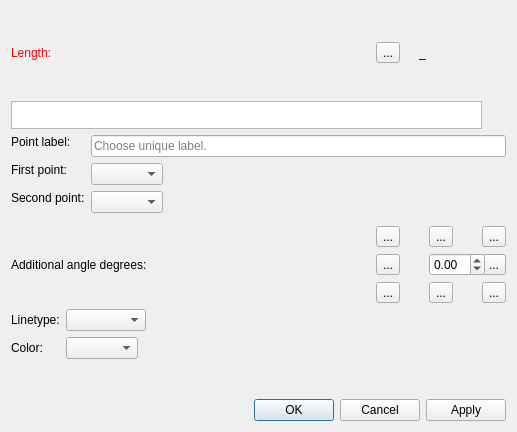
The window that src/libs/vtools/dialogs/tools/dialognormal.ui (FashionFreedom/Seamly2D) describes before a commit, drawn with Qt 5.
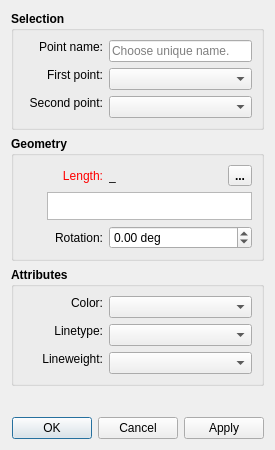
The same window after the commit. Icons and pictures are not drawn. Custom widgets are drawn as their Qt base class.

Commit message:
Update tool dialogs and Property editor. Add current pen toolbar.
Update tool dialogs and Property editor. Add current pen toolbar.

```diff
--- a/src/libs/vtools/dialogs/tools/dialognormal.ui
+++ b/src/libs/vtools/dialogs/tools/dialognormal.ui
@@ -6,10 +6,21 @@
    <rect>
     <x>0</x>
     <y>0</y>
-    <width>517</width>
-    <height>432</height>
+    <width>275</width>
+    <height>450</height>
    </rect>
   </property>
+  <property name="minimumSize">
+   <size>
+    <width>275</width>
+    <height>0</height>
+   </size>
+  </property>
+  <property name="font">
+   <font>
+    <pointsize>9</pointsize>
+   </font>
+  </property>
   <property name="windowTitle">
    <string>Point along perpendicular</string>
   </property>
@@ -20,17 +31,237 @@
   <property name="locale">
    <locale language="English" country="UnitedStates"/>
   </property>
-  <layout class="QVBoxLayout" name="verticalLayout_4">
+  <layout class="QVBoxLayout" name="verticalLayout_2">
+   <item>
+    <widget class="QGroupBox" name="selection_GroupBox">
+     <property name="sizePolicy">
+      <sizepolicy hsizetype="Expanding" vsizetype="Preferred">
+       <horstretch>0</horstretch>
+       <verstretch>0</verstretch>
+      </sizepolicy>
+     </property>
+     <property name="minimumSize">
+      <size>
+       <width>100</width>
+       <height>0</height>
+      </size>
+     </property>
+     <property name="font">
+      <font>
+       <weight>75</weight>
+       <bold>true</bold>
+      </font>
+     </property>
+     <property name="title">
+      <string>Selection</string>
+     </property>
+     <layout class="QVBoxLayout" name="verticalLayout">
+      <item>
+       <layout class="QFormLayout" name="formLayout">
+        <property name="fieldGrowthPolicy">
+         <enum>QFormLayout::ExpandingFieldsGrow</enum>
+        </property>
+        <item row="0" column="0">
+         <widget class="QLabel" name="labelEditNamePoint">
+          <property name="sizePolicy">
+           <sizepolicy hsizetype="Preferred" vsizetype="Fixed">
+            <horstretch>0</horstretch>
+            <verstretch>0</verstretch>
+           </sizepolicy>
+          </property>
+          <property name="minimumSize">
+           <size>
+            <width>80</width>
+            <height>0</height>
+           </size>
+          </property>
+          <property name="font">
+           <font>
+            <pointsize>9</pointsize>
+            <weight>50</weight>
+            <bold>false</bold>
+           </font>
+          </property>
+          <property name="text">
+           <string>Point name:</string>
+          </property>
+          <property name="alignment">
+           <set>Qt::AlignRight|Qt::AlignTrailing|Qt::AlignVCenter</set>
+          </property>
+         </widget>
+        </item>
+        <item row="0" column="1">
+         <widget class="QLineEdit" name="lineEditNamePoint">
+          <property name="sizePolicy">
+           <sizepolicy hsizetype="Expanding" vsizetype="Fixed">
+            <horstretch>0</horstretch>
+            <verstretch>0</verstretch>
+           </sizepolicy>
+          </property>
+          <property name="minimumSize">
+           <size>
+            <width>140</width>
+            <height>0</height>
+           </size>
+          </property>
+          <property name="font">
+           <font>
+            <pointsize>9</pointsize>
+            <weight>50</weight>
+            <bold>false</bold>
+           </font>
+          </property>
+          <property name="toolTip">
+           <string>Unique name</string>
+          </property>
+          <property name="placeholderText">
+           <string>Choose unique name.</string>
+          </property>
+         </widget>
+        </item>
+        <item row="1" column="0">
+         <widget class="QLabel" name="labelFirstPoint">
+          <property name="sizePolicy">
+           <sizepolicy hsizetype="Preferred" vsizetype="Fixed">
+            <horstretch>0</horstretch>
+            <verstretch>0</verstretch>
+           </sizepolicy>
+          </property>
+          <property name="minimumSize">
+           <size>
+            <width>80</width>
+            <height>0</height>
+           </size>
+          </property>
+          <property name="font">
+           <font>
+            <pointsize>9</pointsize>
+            <weight>50</weight>
+            <bold>false</bold>
+           </font>
+          </property>
+          <property name="text">
+           <string>First point:</string>
+          </property>
+          <property name="alignment">
+           <set>Qt::AlignRight|Qt::AlignTrailing|Qt::AlignVCenter</set>
+          </property>
+         </widget>
+        </item>
+        <item row="1" column="1">
+         <widget class="QComboBox" name="comboBoxFirstPoint">
+          <property name="sizePolicy">
+           <sizepolicy hsizetype="Expanding" vsizetype="Fixed">
+            <horstretch>0</horstretch>
+            <verstretch>0</verstretch>
+           </sizepolicy>
+          </property>
+          <property name="minimumSize">
+           <size>
+            <width>140</width>
+            <height>0</height>
+           </size>
+          </property>
+          <property name="font">
+           <font>
+            <pointsize>9</pointsize>
+            <weight>50</weight>
+            <bold>false</bold>
+           </font>
+          </property>
+         </widget>
+        </item>
+        <item row="2" column="0">
+         <widget class="QLabel" name="labelSecondPoint">
+          <property name="sizePolicy">
+           <sizepolicy hsizetype="Preferred" vsizetype="Fixed">
+            <horstretch>0</horstretch>
+            <verstretch>0</verstretch>
+           </sizepolicy>
+          </property>
+          <property name="minimumSize">
+           <size>
+            <width>80</width>
+            <height>0</height>
+           </size>
+          </property>
+          <property name="font">
+           <font>
+            <pointsize>9</pointsize>
+            <weight>50</weight>
+            <bold>false</bold>
+           </font>
+          </property>
+          <property name="text">
+           <string>Second point:</string>
+          </property>
+          <property name="alignment">
+           <set>Qt::AlignRight|Qt::AlignTrailing|Qt::AlignVCenter</set>
+          </property>
+         </widget>
+        </item>
+        <item row="2" column="1">
+         <widget class="QComboBox" name="comboBoxSecondPoint">
+          <property name="sizePolicy">
+           <sizepolicy hsizetype="Expanding" vsizetype="Fixed">
+            <horstretch>0</horstretch>
+            <verstretch>0</verstretch>
+           </sizepolicy>
+          </property>
+          <property name="minimumSize">
+           <size>
+            <width>140</width>
+            <height>0</height>
+           </size>
+          </property>
+          <property name="font">
+           <font>
+            <pointsize>9</pointsize>
+            <weight>50</weight>
+            <bold>false</bold>
+           </font>
+          </property>
+         </widget>
+        </item>
+       </layout>
+      </item>
+     </layout>
+    </widget>
+   </item>
+   <item>
+    <widget class="QGroupBox" name="geometry_GroupBox">
+     <property name="minimumSize">
+      <size>
+       <width>0</width>
+       <height>100</height>
+      </size>
+     </property>
+     <property name="font">
+      <font>
+       <weight>75</weight>
+       <bold>true</bold>
+      </font>
+     </property>
+     <property name="title">
+      <string>Geometry</string>
+     </property>
+     <layout class="QVBoxLayout" name="verticalLayout_3">
    <item>
     <layout class="QHBoxLayout" name="horizontalLayout">
      <item alignment="Qt::AlignLeft">
       <widget class="QLabel" name="labelEditFormula">
        <property name="sizePolicy">
-        <sizepolicy hsizetype="Fixed" vsizetype="Preferred">
+           <sizepolicy hsizetype="Preferred" vsizetype="Preferred">
          <horstretch>0</horstretch>
          <verstretch>0</verstretch>
         </sizepolicy>
        </property>
+          <property name="minimumSize">
+           <size>
+            <width>80</width>
+            <height>0</height>
+           </size>
+          </property>
        <property name="palette">
         <palette>
          <active>
@@ -68,9 +299,48 @@
          </disabled>
         </palette>
        </property>
+          <property name="font">
+           <font>
+            <pointsize>9</pointsize>
+            <weight>50</weight>
+            <bold>false</bold>
+           </font>
+          </property>
        <property name="text">
         <string>Length:</string>
        </property>
+          <property name="alignment">
+           <set>Qt::AlignRight|Qt::AlignTrailing|Qt::AlignVCenter</set>
+          </property>
+         </widget>
+        </item>
+        <item>
+         <widget class="QLabel" name="labelResultCalculation">
+          <property name="sizePolicy">
+           <sizepolicy hsizetype="Fixed" vsizetype="Preferred">
+            <horstretch>0</horstretch>
+            <verstretch>0</verstretch>
+           </sizepolicy>
+          </property>
+          <property name="minimumSize">
+           <size>
+            <width>87</width>
+            <height>0</height>
+           </size>
+          </property>
+          <property name="font">
+           <font>
+            <pointsize>9</pointsize>
+            <weight>50</weight>
+            <bold>false</bold>
+           </font>
+          </property>
+          <property name="toolTip">
+           <string>Value</string>
+          </property>
+          <property name="text">
+           <string notr="true">_</string>
+          </property>
       </widget>
      </item>
      <item>
@@ -106,64 +376,10 @@
        </property>
       </widget>
      </item>
-     <item alignment="Qt::AlignRight">
-      <widget class="QLabel" name="label_3">
-       <property name="text">
-        <string/>
-       </property>
-       <property name="pixmap">
-        <pixmap resource="../../../vmisc/share/resources/icon.qrc">:/icon/24x24/equal.png</pixmap>
-       </property>
-      </widget>
-     </item>
-     <item alignment="Qt::AlignRight">
-      <widget class="QLabel" name="labelResultCalculation">
-       <property name="sizePolicy">
-        <sizepolicy hsizetype="Fixed" vsizetype="Preferred">
-         <horstretch>0</horstretch>
-         <verstretch>0</verstretch>
-        </sizepolicy>
-       </property>
-       <property name="minimumSize">
-        <size>
-         <width>87</width>
-         <height>0</height>
-        </size>
-       </property>
-       <property name="toolTip">
-        <string>Value</string>
-       </property>
-       <property name="text">
-        <string notr="true">_</string>
-       </property>
-      </widget>
-     </item>
     </layout>
    </item>
    <item>
     <layout class="QHBoxLayout" name="horizontalLayout_formula">
-     <item>
-      <widget class="QPlainTextEdit" name="plainTextEditFormula">
-       <property name="sizePolicy">
-        <sizepolicy hsizetype="Expanding" vsizetype="Preferred">
-         <horstretch>0</horstretch>
-         <verstretch>0</verstretch>
-        </sizepolicy>
-       </property>
-       <property name="maximumSize">
-        <size>
-         <width>16777215</width>
-         <height>28</height>
-        </size>
-       </property>
-       <property name="toolTip">
-        <string>Calculation</string>
-       </property>
-       <property name="tabChangesFocus">
-        <bool>true</bool>
-       </property>
-      </widget>
-     </item>
      <item>
       <widget class="QPushButton" name="pushButtonGrowLength">
        <property name="maximumSize">
@@ -200,88 +416,65 @@
        </property>
       </widget>
      </item>
-    </layout>
-   </item>
    <item>
-    <layout class="QFormLayout" name="formLayout">
-     <property name="fieldGrowthPolicy">
-      <enum>QFormLayout::ExpandingFieldsGrow</enum>
-     </property>
-     <item row="0" column="0">
-      <widget class="QLabel" name="labelEditNamePoint">
+         <widget class="QPlainTextEdit" name="plainTextEditFormula">
        <property name="sizePolicy">
-        <sizepolicy hsizetype="Fixed" vsizetype="Fixed">
+           <sizepolicy hsizetype="Expanding" vsizetype="Preferred">
          <horstretch>0</horstretch>
          <verstretch>0</verstretch>
         </sizepolicy>
        </property>
-       <property name="text">
-        <string>Point label:</string>
-       </property>
-      </widget>
-     </item>
-     <item row="0" column="1">
-      <widget class="QLineEdit" name="lineEditNamePoint">
+          <property name="maximumSize">
+           <size>
+            <width>16777215</width>
+            <height>28</height>
+           </size>
+          </property>
+          <property name="font">
+           <font>
+            <pointsize>9</pointsize>
+            <weight>50</weight>
+            <bold>false</bold>
+           </font>
+          </property>
        <property name="toolTip">
-        <string>Unique label</string>
-       </property>
-       <property name="placeholderText">
-        <string>Choose unique label.</string>
+           <string>Calculation</string>
+          </property>
+          <property name="tabChangesFocus">
+           <bool>true</bool>
        </property>
       </widget>
      </item>
-     <item row="1" column="0">
-      <widget class="QLabel" name="labelFirstPoint">
-       <property name="sizePolicy">
-        <sizepolicy hsizetype="Fixed" vsizetype="Fixed">
-         <horstretch>0</horstretch>
-         <verstretch>0</verstretch>
-        </sizepolicy>
-       </property>
-       <property name="text">
-        <string>First point:</string>
-       </property>
-      </widget>
-     </item>
-     <item row="1" column="1">
-      <widget class="QComboBox" name="comboBoxFirstPoint"/>
-     </item>
-     <item row="2" column="0">
-      <widget class="QLabel" name="labelSecondPoint">
-       <property name="sizePolicy">
-        <sizepolicy hsizetype="Fixed" vsizetype="Fixed">
-         <horstretch>0</horstretch>
-         <verstretch>0</verstretch>
-        </sizepolicy>
-       </property>
-       <property name="text">
-        <string>Second point:</string>
-       </property>
-      </widget>
-     </item>
-     <item row="2" column="1">
-      <widget class="QComboBox" name="comboBoxSecondPoint"/>
-     </item>
     </layout>
    </item>
    <item>
-    <layout class="QHBoxLayout" name="horizontalLayout_6">
+       <layout class="QHBoxLayout" name="horizontalLayout_2">
      <item>
       <widget class="QLabel" name="label_5">
        <property name="sizePolicy">
-        <sizepolicy hsizetype="Expanding" vsizetype="Preferred">
+           <sizepolicy hsizetype="Preferred" vsizetype="Preferred">
          <horstretch>0</horstretch>
          <verstretch>0</verstretch>
         </sizepolicy>
        </property>
        <property name="minimumSize">
         <size>
-         <width>0</width>
+            <width>80</width>
          <height>0</height>
         </size>
        </property>
+          <property name="font">
+           <font>
+            <pointsize>9</pointsize>
+            <weight>50</weight>
+            <bold>false</bold>
+           </font>
+          </property>
        <property name="text">
-        <string>Additional angle degrees:</string>
+           <string>Rotation:</string>
+          </property>
+          <property name="alignment">
+           <set>Qt::AlignRight|Qt::AlignTrailing|Qt::AlignVCenter</set>
        </property>
        <property name="wordWrap">
         <bool>true</bool>
@@ -289,229 +482,266 @@
       </widget>
      </item>
      <item>
-      <layout class="QGridLayout" name="gridLayout">
-       <property name="sizeConstraint">
-        <enum>QLayout::SetMinimumSize</enum>
-       </property>
-       <property name="horizontalSpacing">
-        <number>29</number>
-       </property>
-       <property name="verticalSpacing">
-        <number>6</number>
-       </property>
-       <item row="1" column="2">
-        <widget class="QToolButton" name="toolButtonArrowRight">
-         <property name="text">
-          <string notr="true">...</string>
-         </property>
-         <property name="icon">
-          <iconset resource="../../../vmisc/share/resources/icon.qrc">
-           <normaloff>:/icon/32x32/arrowRight.png</normaloff>:/icon/32x32/arrowRight.png</iconset>
-         </property>
-         <property name="iconSize">
-          <size>
-           <width>32</width>
-           <height>32</height>
-          </size>
-         </property>
-        </widget>
-       </item>
-       <item row="1" column="1">
         <widget class="QDoubleSpinBox" name="doubleSpinBoxAngle">
          <property name="sizePolicy">
-          <sizepolicy hsizetype="Ignored" vsizetype="Fixed">
+           <sizepolicy hsizetype="Expanding" vsizetype="Fixed">
            <horstretch>0</horstretch>
            <verstretch>0</verstretch>
           </sizepolicy>
          </property>
          <property name="minimumSize">
           <size>
-           <width>56</width>
+            <width>140</width>
            <height>0</height>
           </size>
          </property>
+          <property name="font">
+           <font>
+            <pointsize>9</pointsize>
+            <weight>50</weight>
+            <bold>false</bold>
+           </font>
+          </property>
+          <property name="toolTip">
+           <string>&lt;html&gt;&lt;head/&gt;&lt;body&gt;&lt;table border=&quot;0&quot; style=&quot; margin-top:0px; margin-bottom:0px; margin-left:0px; margin-right:0px;&quot; width=&quot;370&quot; cellspacing=&quot;2&quot; cellpadding=&quot;0&quot;&gt;&lt;tr&gt;&lt;td width=&quot;300&quot;&gt;&lt;p&gt;&lt;span style=&quot; font-weight:600;&quot;&gt;Rotatation Angle&lt;/span&gt;&lt;br/&gt;Angles are specified in degrees, i.e. a full circle equals 360 deg. Positive values for an angle means counter-clockwise while a negative value means the clockwise direction. &lt;br/&gt;&lt;br/&gt;Rotation angle is added to the angle of the perpendicular.&lt;/p&gt;&lt;/td&gt;&lt;td style=&quot; vertical-align:middle;&quot;&gt;&lt;p align=&quot;right&quot;&gt;&lt;img src=&quot;:/icon/64x64/rotation..png&quot; style=&quot;vertical-align: middle;&quot;/&gt;&lt;/p&gt;&lt;/td&gt;&lt;/tr&gt;&lt;/table&gt;&lt;/body&gt;&lt;/html&gt;</string>
+          </property>
+          <property name="suffix">
+           <string> deg</string>
+          </property>
          <property name="minimum">
           <double>-360.000000000000000</double>
          </property>
          <property name="maximum">
           <double>360.000000000000000</double>
          </property>
-        </widget>
-       </item>
-       <item row="0" column="0">
-        <widget class="QToolButton" name="toolButtonArrowLeftUp">
-         <property name="text">
-          <string notr="true">...</string>
-         </property>
-         <property name="icon">
-          <iconset resource="../../../vmisc/share/resources/icon.qrc">
-           <normaloff>:/icon/32x32/arrowLeftUp.png</normaloff>:/icon/32x32/arrowLeftUp.png</iconset>
-         </property>
-         <property name="iconSize">
-          <size>
-           <width>32</width>
-           <height>32</height>
-          </size>
-         </property>
-        </widget>
-       </item>
-       <item row="0" column="2">
-        <widget class="QToolButton" name="toolButtonArrowRightUp">
-         <property name="text">
-          <string notr="true">...</string>
-         </property>
-         <property name="icon">
-          <iconset resource="../../../vmisc/share/resources/icon.qrc">
-           <normaloff>:/icon/32x32/arrowRightUp.png</normaloff>:/icon/32x32/arrowRightUp.png</iconset>
-         </property>
-         <property name="iconSize">
-          <size>
-           <width>32</width>
-           <height>32</height>
-          </size>
-         </property>
-        </widget>
-       </item>
-       <item row="0" column="1">
-        <widget class="QToolButton" name="toolButtonArrowUp">
+          <property name="singleStep">
+           <double>45.000000000000000</double>
+          </property>
+         </widget>
+        </item>
+       </layout>
+      </item>
+     </layout>
+    </widget>
+   </item>
+   <item>
+    <widget class="QGroupBox" name="attributes_GroupBox_2">
          <property name="minimumSize">
           <size>
-           <width>0</width>
+       <width>240</width>
            <height>0</height>
           </size>
          </property>
-         <property name="text">
-          <string notr="true">...</string>
-         </property>
-         <property name="icon">
-          <iconset resource="../../../vmisc/share/resources/icon.qrc">
-           <normaloff>:/icon/32x32/arrowUp.png</normaloff>:/icon/32x32/arrowUp.png</iconset>
-         </property>
-         <property name="iconSize">
-          <size>
-           <width>32</width>
-           <height>32</height>
-          </size>
-         </property>
-        </widget>
-       </item>
+     <property name="font">
+      <font>
+       <pointsize>9</pointsize>
+       <weight>75</weight>
+       <bold>true</bold>
+      </font>
+     </property>
+     <property name="title">
+      <string>Attributes</string>
+     </property>
+     <layout class="QVBoxLayout" name="verticalLayout_4">
+      <item>
+       <layout class="QFormLayout" name="formLayout_3">
        <item row="1" column="0">
-        <widget class="QToolButton" name="toolButtonArrowLeft">
-         <property name="text">
-          <string notr="true">...</string>
-         </property>
-         <property name="icon">
-          <iconset resource="../../../vmisc/share/resources/icon.qrc">
-           <normaloff>:/icon/32x32/arrowLeft.png</normaloff>:/icon/32x32/arrowLeft.png</iconset>
-         </property>
-         <property name="iconSize">
+         <widget class="QLabel" name="lineType_Label">
+          <property name="sizePolicy">
+           <sizepolicy hsizetype="MinimumExpanding" vsizetype="Fixed">
+            <horstretch>0</horstretch>
+            <verstretch>0</verstretch>
+           </sizepolicy>
+          </property>
+          <property name="minimumSize">
           <size>
-           <width>32</width>
-           <height>32</height>
-          </size>
-         </property>
-        </widget>
-       </item>
-       <item row="2" column="0">
-        <widget class="QToolButton" name="toolButtonArrowLeftDown">
-         <property name="text">
-          <string notr="true">...</string>
-         </property>
-         <property name="icon">
-          <iconset resource="../../../vmisc/share/resources/icon.qrc">
-           <normaloff>:/icon/32x32/arrowLeftDown.png</normaloff>:/icon/32x32/arrowLeftDown.png</iconset>
-         </property>
-         <property name="iconSize">
+            <width>80</width>
+            <height>0</height>
+           </size>
+          </property>
+          <property name="maximumSize">
           <size>
-           <width>32</width>
-           <height>32</height>
-          </size>
-         </property>
-        </widget>
-       </item>
-       <item row="2" column="1">
-        <widget class="QToolButton" name="toolButtonArrowDown">
-         <property name="text">
-          <string notr="true">...</string>
-         </property>
-         <property name="icon">
-          <iconset resource="../../../vmisc/share/resources/icon.qrc">
-           <normaloff>:/icon/32x32/arrowDown.png</normaloff>:/icon/32x32/arrowDown.png</iconset>
-         </property>
-         <property name="iconSize">
-          <size>
-           <width>32</width>
-           <height>32</height>
-          </size>
-         </property>
-        </widget>
-       </item>
-       <item row="2" column="2">
-        <widget class="QToolButton" name="toolButtonArrowRightDown">
-         <property name="text">
-          <string notr="true">...</string>
-         </property>
-         <property name="icon">
-          <iconset resource="../../../vmisc/share/resources/icon.qrc">
-           <normaloff>:/icon/32x32/arrowRightDown.png</normaloff>:/icon/32x32/arrowRightDown.png</iconset>
-         </property>
-         <property name="iconSize">
-          <size>
-           <width>32</width>
-           <height>32</height>
-          </size>
-         </property>
-        </widget>
-       </item>
-      </layout>
-     </item>
-    </layout>
-   </item>
-   <item>
-    <layout class="QFormLayout" name="formLayout_2">
-     <property name="fieldGrowthPolicy">
-      <enum>QFormLayout::ExpandingFieldsGrow</enum>
-     </property>
-     <item row="0" column="0">
-      <widget class="QLabel" name="label_7">
+            <width>16777215</width>
+            <height>16777215</height>
+           </size>
+          </property>
+          <property name="font">
+           <font>
+            <pointsize>9</pointsize>
+            <weight>50</weight>
+            <bold>false</bold>
+           </font>
+          </property>
        <property name="text">
         <string>Linetype:</string>
        </property>
-      </widget>
-     </item>
-     <item row="0" column="1">
-      <widget class="QComboBox" name="comboBoxLineType">
-       <property name="minimumSize">
-        <size>
-         <width>80</width>
-         <height>0</height>
-        </size>
-       </property>
-       <property name="maximumSize">
-        <size>
-         <width>110</width>
-         <height>16777215</height>
-        </size>
-       </property>
-       <property name="iconSize">
-        <size>
-         <width>80</width>
-         <height>14</height>
-        </size>
+          <property name="alignment">
+           <set>Qt::AlignRight|Qt::AlignTrailing|Qt::AlignVCenter</set>
        </property>
       </widget>
      </item>
      <item row="1" column="1">
-      <widget class="QComboBox" name="comboBoxLineColor"/>
-     </item>
-     <item row="1" column="0">
-      <widget class="QLabel" name="label">
+         <widget class="LineTypeComboBox" name="lineType_ComboBox">
+          <property name="sizePolicy">
+           <sizepolicy hsizetype="Expanding" vsizetype="Fixed">
+            <horstretch>0</horstretch>
+            <verstretch>0</verstretch>
+           </sizepolicy>
+          </property>
+          <property name="minimumSize">
+           <size>
+            <width>140</width>
+            <height>0</height>
+           </size>
+          </property>
+          <property name="maximumSize">
+           <size>
+            <width>16777215</width>
+            <height>16777215</height>
+           </size>
+          </property>
+          <property name="font">
+           <font>
+            <pointsize>9</pointsize>
+            <weight>50</weight>
+            <bold>false</bold>
+           </font>
+          </property>
+         </widget>
+        </item>
+        <item row="2" column="0">
+         <widget class="QLabel" name="lineWeight_Label">
+          <property name="sizePolicy">
+           <sizepolicy hsizetype="MinimumExpanding" vsizetype="Fixed">
+            <horstretch>0</horstretch>
+            <verstretch>0</verstretch>
+           </sizepolicy>
+          </property>
+          <property name="minimumSize">
+           <size>
+            <width>80</width>
+            <height>0</height>
+           </size>
+          </property>
+          <property name="maximumSize">
+           <size>
+            <width>16777215</width>
+            <height>16777215</height>
+           </size>
+          </property>
+          <property name="font">
+           <font>
+            <pointsize>9</pointsize>
+            <weight>50</weight>
+            <bold>false</bold>
+           </font>
+          </property>
+          <property name="text">
+           <string>Lineweight:</string>
+          </property>
+          <property name="alignment">
+           <set>Qt::AlignRight|Qt::AlignTrailing|Qt::AlignVCenter</set>
+          </property>
+         </widget>
+        </item>
+        <item row="2" column="1">
+         <widget class="LineWeightComboBox" name="lineWeight_ComboBox">
+          <property name="sizePolicy">
+           <sizepolicy hsizetype="Expanding" vsizetype="Fixed">
+            <horstretch>0</horstretch>
+            <verstretch>0</verstretch>
+           </sizepolicy>
+          </property>
+          <property name="minimumSize">
+           <size>
+            <width>140</width>
+            <height>0</height>
+           </size>
+          </property>
+          <property name="font">
+           <font>
+            <pointsize>9</pointsize>
+            <weight>50</weight>
+            <bold>false</bold>
+           </font>
+          </property>
+         </widget>
+        </item>
+        <item row="0" column="0">
+         <widget class="QLabel" name="lineColor_Label">
+          <property name="sizePolicy">
+           <sizepolicy hsizetype="MinimumExpanding" vsizetype="Fixed">
+            <horstretch>0</horstretch>
+            <verstretch>0</verstretch>
+           </sizepolicy>
+          </property>
+          <property name="minimumSize">
+           <size>
+            <width>80</width>
+            <height>0</height>
+           </size>
+          </property>
+          <property name="maximumSize">
+           <size>
+            <width>16777215</width>
+            <height>16777215</height>
+           </size>
+          </property>
+          <property name="font">
+           <font>
+            <pointsize>9</pointsize>
+            <weight>50</weight>
+            <bold>false</bold>
+           </font>
+          </property>
        <property name="text">
         <string>Color:</string>
        </property>
-      </widget>
-     </item>
-    </layout>
+          <property name="alignment">
+           <set>Qt::AlignRight|Qt::AlignTrailing|Qt::AlignVCenter</set>
+          </property>
+         </widget>
+        </item>
+        <item row="0" column="1">
+         <widget class="ColorComboBox" name="lineColor_ComboBox">
+          <property name="sizePolicy">
+           <sizepolicy hsizetype="Expanding" vsizetype="Fixed">
+            <horstretch>0</horstretch>
+            <verstretch>0</verstretch>
+           </sizepolicy>
+          </property>
+          <property name="minimumSize">
+           <size>
+            <width>140</width>
+            <height>0</height>
+           </size>
+          </property>
+          <property name="font">
+           <font>
+            <pointsize>9</pointsize>
+            <weight>50</weight>
+            <bold>false</bold>
+           </font>
+          </property>
+         </widget>
+        </item>
+       </layout>
+      </item>
+     </layout>
+    </widget>
+   </item>
+   <item>
+    <spacer name="verticalSpacer">
+     <property name="orientation">
+      <enum>Qt::Vertical</enum>
+     </property>
+     <property name="sizeHint" stdset="0">
+      <size>
+       <width>20</width>
+       <height>62</height>
+      </size>
+     </property>
+    </spacer>
    </item>
    <item>
     <widget class="QDialogButtonBox" name="buttonBox">
@@ -525,6 +755,23 @@
    </item>
   </layout>
  </widget>
+ <customwidgets>
+  <customwidget>
+   <class>LineTypeComboBox</class>
+   <extends>QComboBox</extends>
+   <header>linetype_combobox.h</header>
+  </customwidget>
+  <customwidget>
+   <class>ColorComboBox</class>
+   <extends>QComboBox</extends>
+   <header location="global">color_combobox.h</header>
+  </customwidget>
+  <customwidget>
+   <class>LineWeightComboBox</class>
+   <extends>QComboBox</extends>
+   <header location="global">lineweight_combobox.h</header>
+  </customwidget>
+ </customwidgets>
  <tabstops>
   <tabstop>plainTextEditFormula</tabstop>
   <tabstop>pushButtonGrowLength</tabstop>
```
Left out of the diff: 14 changed lines with no effect on the pictures. Lines whose indentation alone changed are shown as unchanged. The commit also changes 270 other files.
